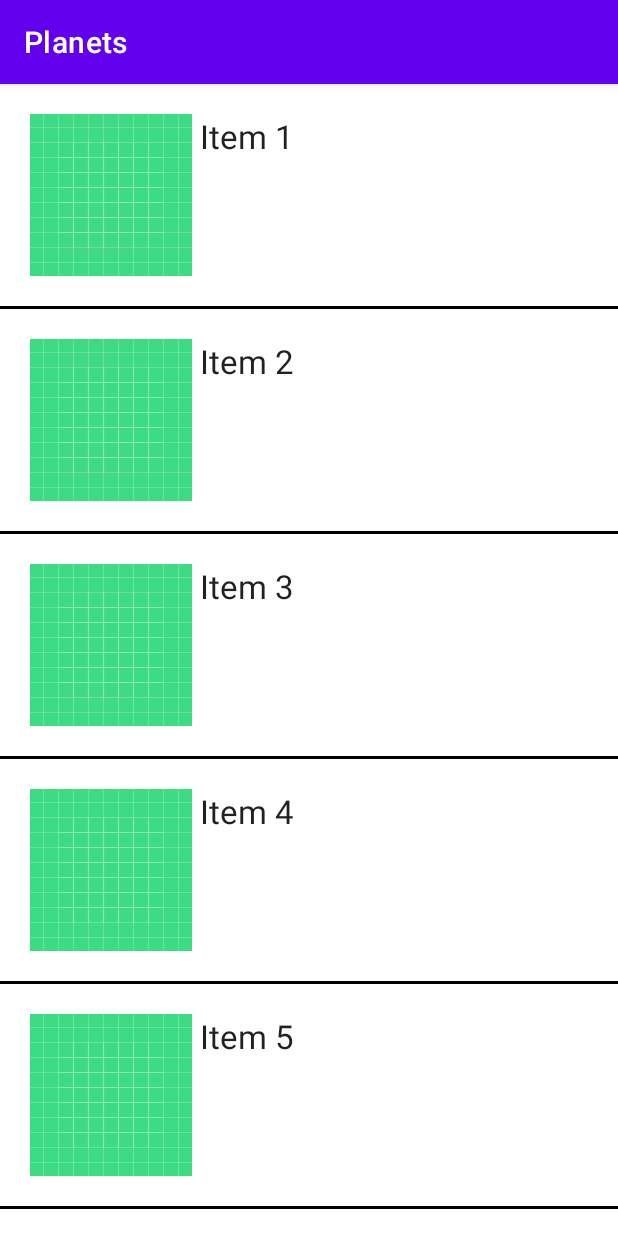
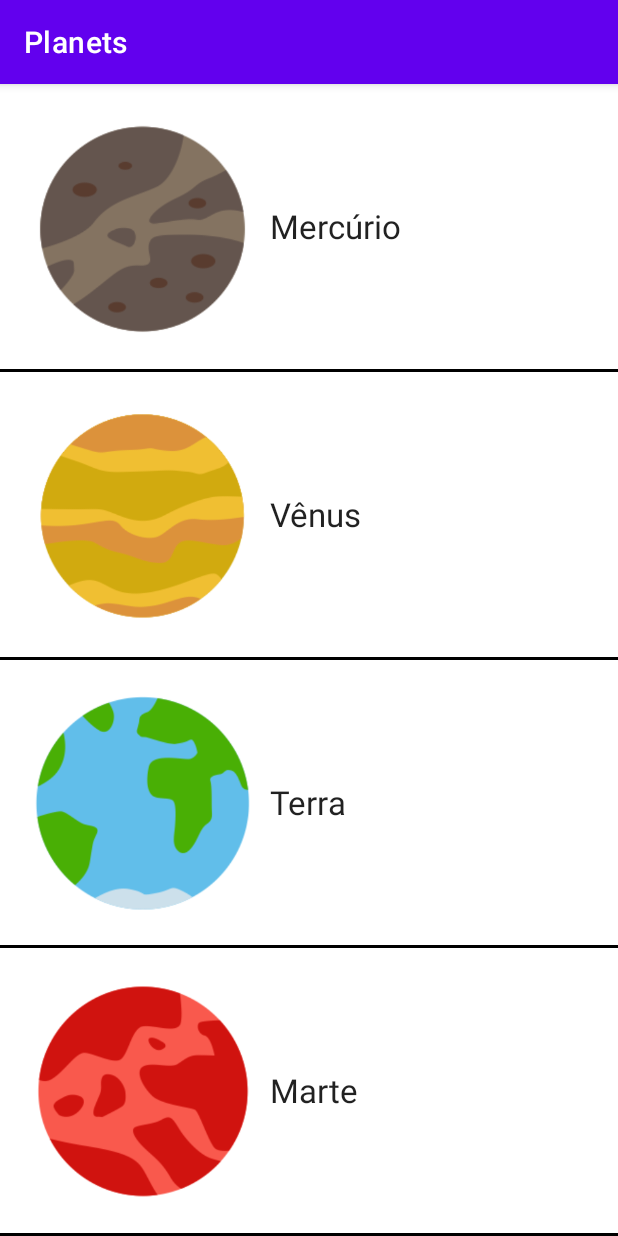
Before and after one commit to Guilherme-FCM/Android-Planets, an Android app: the screen it shows after launch (MainActivity), on a phone screen of 412 x 824 dp. Run offline under Robolectric (Android 15) with nearby library versions, the phone set to English and light mode, and no system bars.

Commit message:
List planets

```diff
--- a/app/src/main/java/com/example/planets/MainActivity.java
+++ b/app/src/main/java/com/example/planets/MainActivity.java
@@ -1,5 +1,6 @@
 package com.example.planets;
 
+import android.content.res.TypedArray;
 import android.os.Bundle;
 import android.view.View;
 import android.widget.AdapterView;
@@ -12,7 +13,7 @@ import java.util.ArrayList;
 
 public class MainActivity extends AppCompatActivity implements AdapterView.OnItemClickListener {
     private ListView listView;
-    private ArrayList<ListItem> data;
+    private ArrayList<Planet> data;
     private MyAdapter adapter;
 
     @Override
@@ -32,21 +33,19 @@ public class MainActivity extends AppCompatActivity implements AdapterView.OnIte
     }
 
     private void fillData() {
-        data = new ArrayList<ListItem>();
-        data.add(new ListItem("Item 1", R.drawable.ic_launcher_background));
-        data.add(new ListItem("Item 2", R.drawable.ic_launcher_background));
-        data.add(new ListItem("Item 3", R.drawable.ic_launcher_background));
-        data.add(new ListItem("Item 4", R.drawable.ic_launcher_background));
-        data.add(new ListItem("Item 5", R.drawable.ic_launcher_background));
-        data.add(new ListItem("Item 6", R.drawable.ic_launcher_background));
-        data.add(new ListItem("Item 7", R.drawable.ic_launcher_background));
-        data.add(new ListItem("Item 8", R.drawable.ic_launcher_background));
-        data.add(new ListItem("Item 9", R.drawable.ic_launcher_background));
+        data = new ArrayList<Planet>();
+        String[] planets = getResources().getStringArray(R.array.planets);
+        TypedArray images = getResources().obtainTypedArray(R.array.planet_images);
+        for (int i = 0; i < planets.length; i++) {
+            String planet = planets[i];
+            int image = images.getResourceId(i, 0);
+            data.add(new Planet(planet, image));
+        }
     }
 
     @Override
     public void onItemClick(AdapterView<?> adapterView, View view, int i, long l) {
-        ListItem item = (ListItem) adapterView.getItemAtPosition(i);
-        Toast.makeText(this, "Click em: " + item, Toast.LENGTH_SHORT).show();
+        Planet item = (Planet) adapterView.getItemAtPosition(i);
+        Toast.makeText(this, "Planeta selecionado: " + item, Toast.LENGTH_SHORT).show();
     }
 }
--- a/app/src/main/java/com/example/planets/MyAdapter.java
+++ b/app/src/main/java/com/example/planets/MyAdapter.java
@@ -12,9 +12,9 @@ import java.util.ArrayList;
 
 public class MyAdapter extends BaseAdapter {
     private LayoutInflater inflater;
-    private ArrayList<ListItem> data;
+    private ArrayList<Planet> data;
 
-    public MyAdapter(Context context, ArrayList<ListItem> data) {
+    public MyAdapter(Context context, ArrayList<Planet> data) {
         this.inflater = LayoutInflater.from(context);
         this.data = data;
     }
@@ -36,13 +36,13 @@ public class MyAdapter extends BaseAdapter {
 
     @Override
     public View getView(int i, View view, ViewGroup viewGroup) {
-        ListItem item = data.get(i);
-        view = inflater.inflate(R.layout.item_layout, null);
+        Planet item = data.get(i);
+        view = inflater.inflate(R.layout.planets_list_layout, null);
 
         TextView textView = view.findViewById(R.id.textViewItem);
         ImageView imageView = view.findViewById(R.id.imageView);
 
-        textView.setText(item.getData());
+        textView.setText(item.getName());
         imageView.setImageResource(item.getImage());
 
         return view;
--- a/app/src/main/java/com/example/planets/ListItem.java
+++ b/app/src/main/java/com/example/planets/Planet.java
@@ -1,20 +1,20 @@
 package com.example.planets;
 
-public class ListItem {
-    private String data;
+public class Planet {
+    private String name;
     private int image;
 
-    public ListItem(String data, int image) {
-        this.data = data;
+    public Planet(String name, int image) {
+        this.name = name;
         this.image = image;
     }
 
-    public String getData() {
-        return data;
+    public String getName() {
+        return name;
     }
 
-    public void setData(String data) {
-        this.data = data;
+    public void setName(String name) {
+        this.name = name;
     }
 
     public int getImage() {
@@ -27,8 +27,8 @@ public class ListItem {
 
     @Override
     public String toString() {
-        return "ListItem{" +
-                "data='" + data + '\'' +
+        return "{" +
+                "name='" + name + '\'' +
                 ", image=" + image +
                 '}';
     }
--- a/app/src/main/res/layout/item_layout.xml
+++ b/app/src/main/res/layout/planets_list_layout.xml
@@ -12,17 +12,17 @@
 
         <ImageView
             android:id="@+id/imageView"
-            android:layout_width="wrap_content"
-            android:layout_height="wrap_content"
+            android:layout_width="150dp"
+            android:layout_height="150dp"
             android:src="@mipmap/ic_launcher" />
 
         <TextView
             android:id="@+id/textViewItem"
             android:layout_width="match_parent"
-            android:layout_height="wrap_content"
-            android:layout_marginLeft="5dp"
+            android:layout_height="match_parent"
+            android:layout_marginLeft="10dp"
             android:gravity="center_vertical"
-            android:text="teste"
+            android:text="Planet"
             android:textAppearance="@style/TextAppearance.AppCompat.Large"/>
 
     </LinearLayout>
--- a/app/src/main/res/values/strings.xml
+++ b/app/src/main/res/values/strings.xml
@@ -1,3 +1,34 @@
 <resources>
     <string name="app_name">Planets</string>
+
+    <string name="mercurio">Mercúrio</string>
+    <string name="venus">Vênus</string>
+    <string name="terra">Terra</string>
+    <string name="marte">Marte</string>
+    <string name="jupiter">Júpiter</string>
+    <string name="saturno">Saturno</string>
+    <string name="urano">Urano</string>
+    <string name="netuno">Netuno</string>
+
+    <string-array name="planets">
+        <item>@string/mercurio</item>
+        <item>@string/venus</item>
+        <item>@string/terra</item>
+        <item>@string/marte</item>
+        <item>@string/jupiter</item>
+        <item>@string/saturno</item>
+        <item>@string/urano</item>
+        <item>@string/netuno</item>
+    </string-array>
+
+    <array name="planet_images">
+        <item>@drawable/mercurio</item>
+        <item>@drawable/venus</item>
+        <item>@drawable/terra</item>
+        <item>@drawable/marte</item>
+        <item>@drawable/jupiter</item>
+        <item>@drawable/saturno</item>
+        <item>@drawable/urano</item>
+        <item>@drawable/netuno</item>
+    </array>
 </resources>
```
Also changed, not shown: app/src/main/res/drawable/jupiter.png (added), app/src/main/res/drawable/marte.png (added), app/src/main/res/drawable/mercurio.png (added), app/src/main/res/drawable/netuno.png (added), app/src/main/res/drawable/saturno.png (added), app/src/main/res/drawable/terra.png (added), app/src/main/res/drawable/urano.png (added), app/src/main/res/drawable/venus.png (added).
